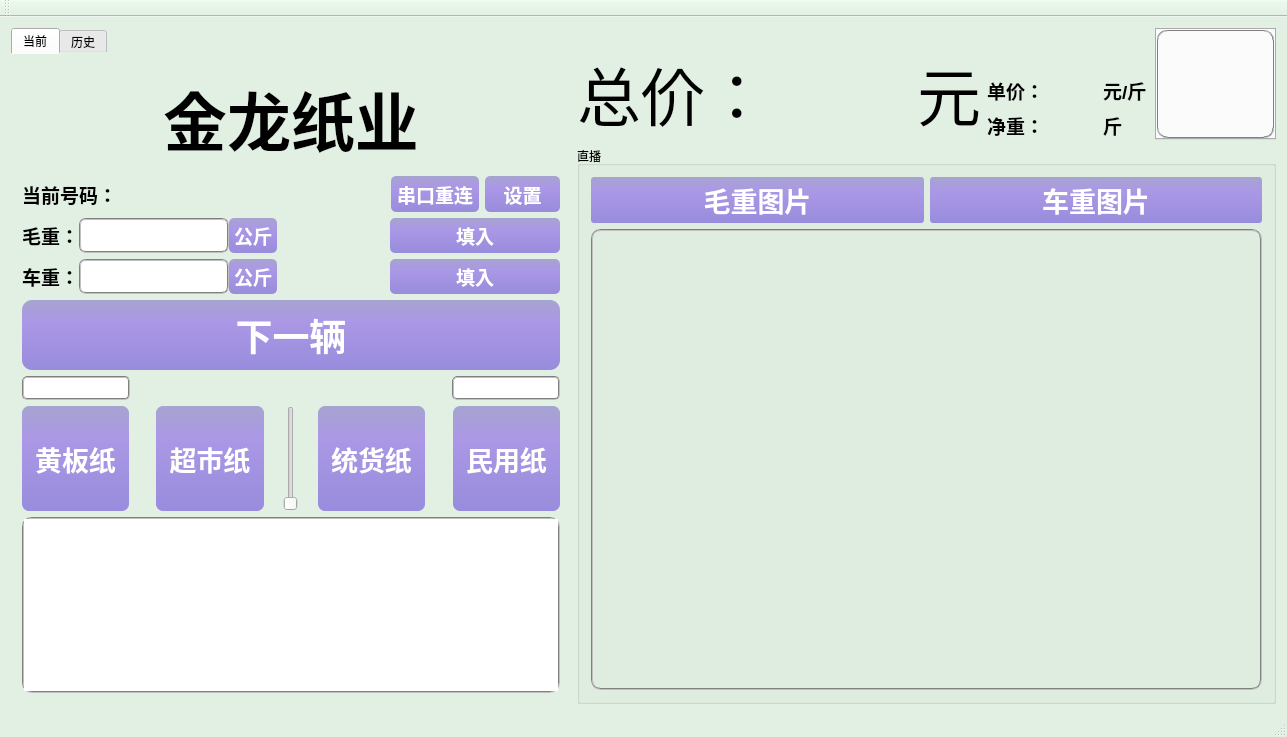
Old version of the form wasterecycle.ui in the repository ljhuan/WasteRecycle.
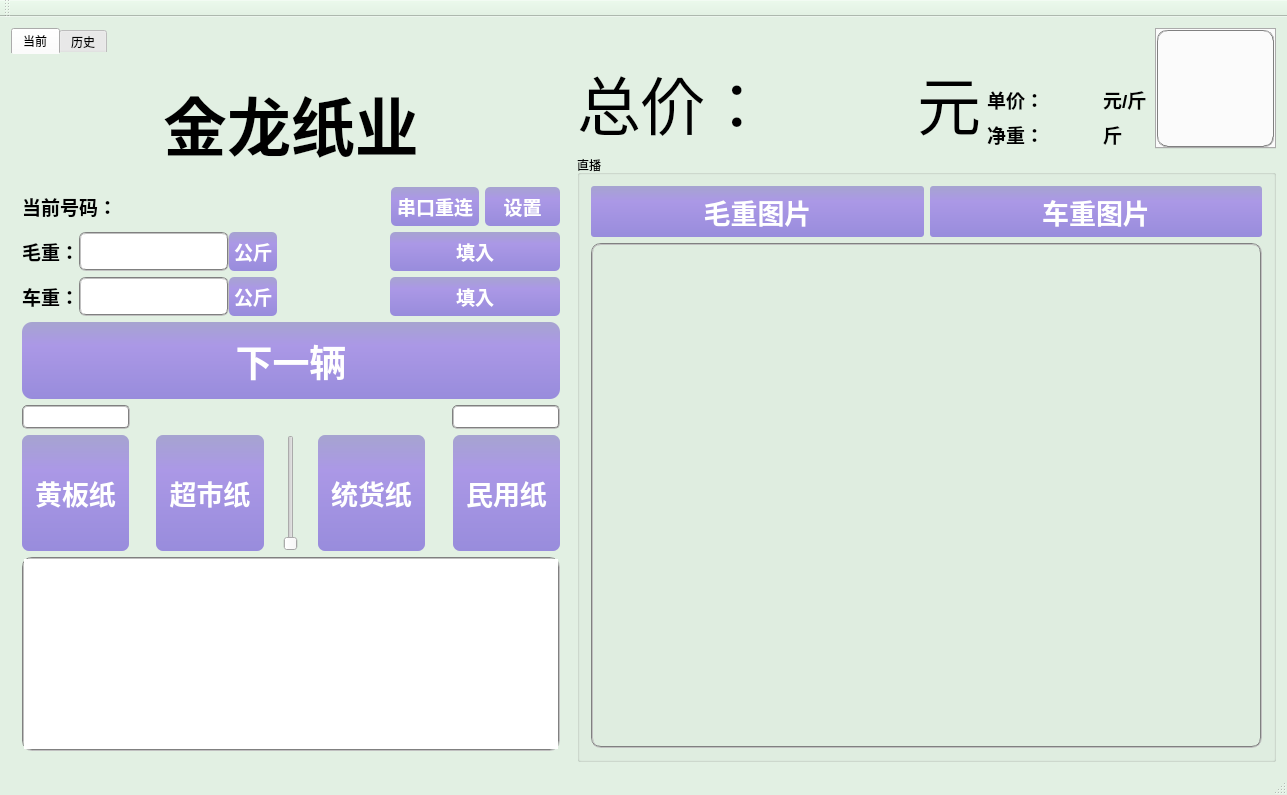
New version of the form.

What changed in the file:
```diff
--- a/wasterecycle.ui
+++ b/wasterecycle.ui
@@ -10,7 +10,7 @@
     <x>0</x>
     <y>0</y>
     <width>1287</width>
-    <height>737</height>
+    <height>795</height>
    </rect>
   </property>
   <property name="sizePolicy">
```
